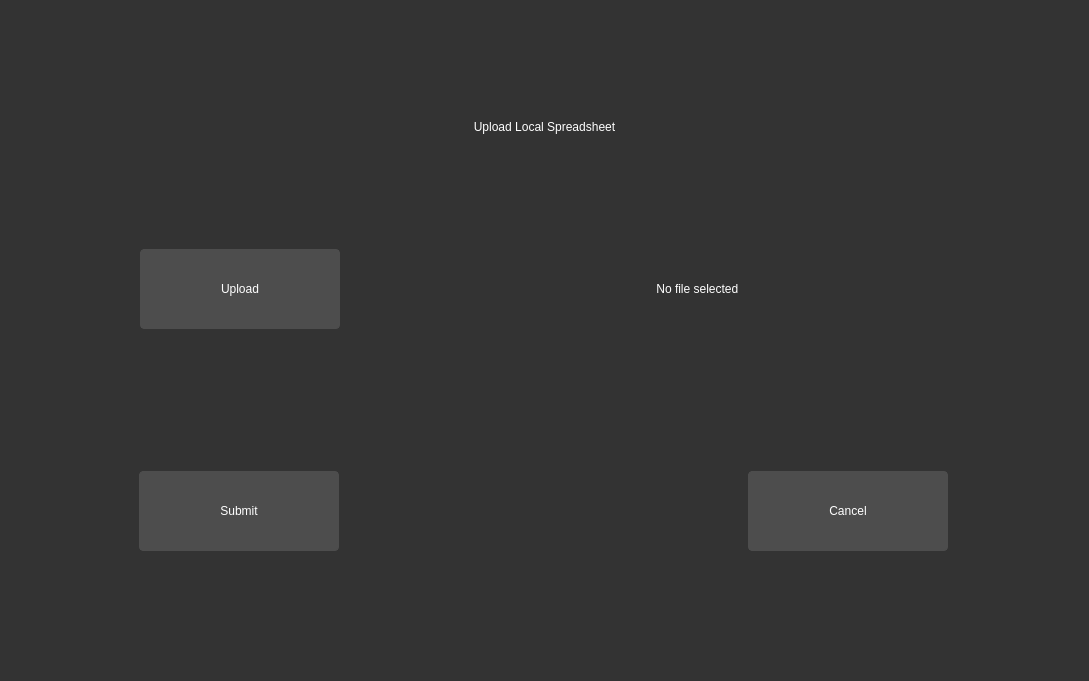
The window that source/program/driver/features/upload.ui (Teky500/Ebook-PR-Application) describes before a commit, drawn with Qt 5.
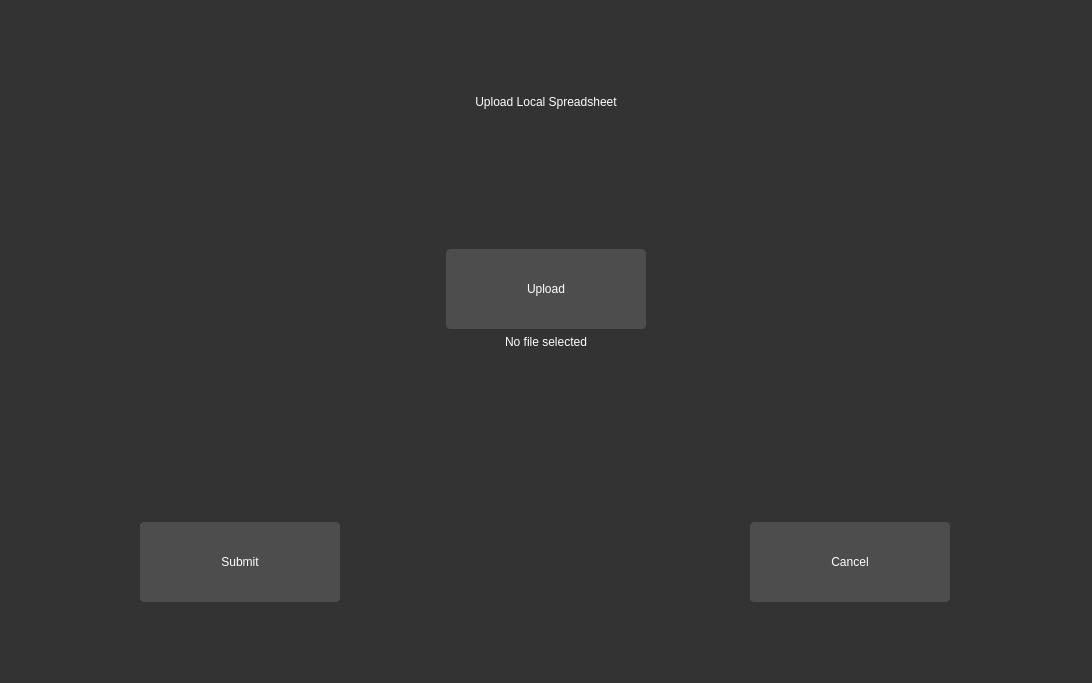
The same window after the commit.

Commit message: upload page modified - Reem

```diff
--- a/source/program/driver/features/upload.ui
+++ b/source/program/driver/features/upload.ui
@@ -6,14 +6,14 @@
    <rect>
     <x>0</x>
     <y>0</y>
-    <width>1089</width>
-    <height>681</height>
+    <width>1092</width>
+    <height>683</height>
    </rect>
   </property>
   <property name="minimumSize">
    <size>
-    <width>1089</width>
-    <height>650</height>
+    <width>1092</width>
+    <height>682</height>
    </size>
   </property>
   <property name="windowTitle">
@@ -141,18 +141,9 @@
     </layout>
    </item>
    <item>
-    <layout class="QHBoxLayout" name="horizontalLayout_2">
-     <property name="spacing">
-      <number>0</number>
-     </property>
-     <property name="leftMargin">
-      <number>120</number>
-     </property>
-     <property name="rightMargin">
-      <number>20</number>
-     </property>
-     <property name="bottomMargin">
-      <number>120</number>
+    <layout class="QHBoxLayout" name="horizontalLayout_4">
+     <property name="topMargin">
+      <number>50</number>
      </property>
      <item>
       <widget class="QPushButton" name="upload_button_1">
@@ -176,29 +167,24 @@
        </property>
       </widget>
      </item>
+    </layout>
+   </item>
+   <item>
+    <layout class="QHBoxLayout" name="horizontalLayout_2">
+     <property name="bottomMargin">
+      <number>60</number>
+     </property>
      <item>
       <widget class="QLabel" name="file_label_1">
-       <property name="minimumSize">
-        <size>
-         <width>600</width>
-         <height>60</height>
-        </size>
-       </property>
-       <property name="maximumSize">
-        <size>
-         <width>700</width>
-         <height>80</height>
-        </size>
-       </property>
        <property name="styleSheet">
         <string notr="true">font: italic 12pt &quot;Segoe UI&quot;;
 </string>
        </property>
        <property name="text">
-        <string>No file selected </string>
+        <string>No file selected</string>
        </property>
        <property name="alignment">
-        <set>Qt::AlignCenter</set>
+        <set>Qt::AlignHCenter|Qt::AlignTop</set>
        </property>
       </widget>
      </item>
@@ -216,7 +202,7 @@
       <number>20</number>
      </property>
      <property name="bottomMargin">
-      <number>100</number>
+      <number>70</number>
      </property>
      <item>
       <widget class="QPushButton" name="upload_local_file">
```
Left out of the diff: 5 changed lines with no effect on the pictures. The commit also changes 3 other files.
